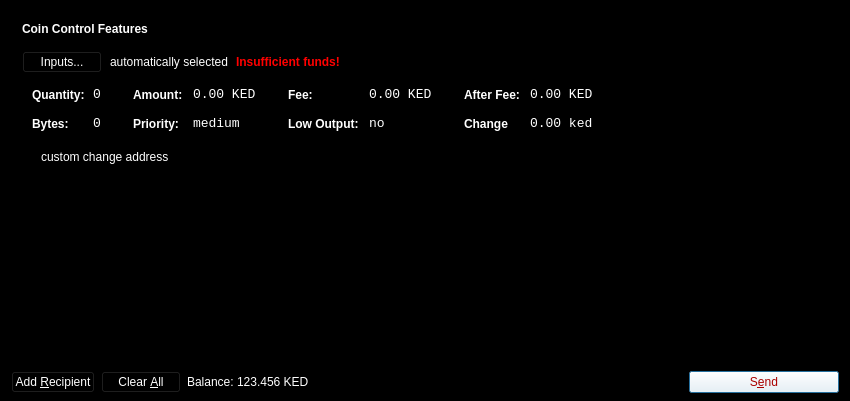
Before: the Qt Designer form src/qt/forms/sendcoinsdialog.ui in scificryptocoin/Darsek, drawn with Qt 5.
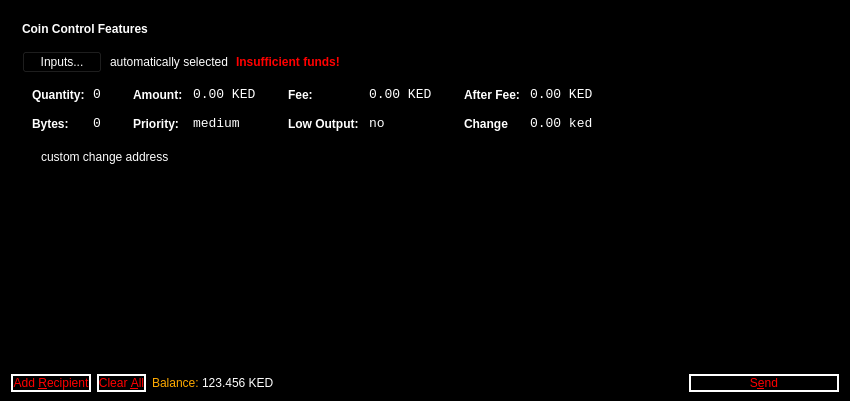
After: the same form once the commit is applied. Icons and pictures are not drawn.

Patch:
```diff
--- a/src/qt/forms/sendcoinsdialog.ui
+++ b/src/qt/forms/sendcoinsdialog.ui
@@ -4648,7 +4648,7 @@
         <x>0</x>
         <y>0</y>
         <width>830</width>
-        <height>173</height>
+        <height>159</height>
        </rect>
       </property>
       <property name="palette">
@@ -4871,8 +4871,8 @@
            <brush brushstyle="SolidPattern">
             <color alpha="255">
              <red>255</red>
-             <green>255</green>
-             <blue>255</blue>
+             <green>0</green>
+             <blue>0</blue>
             </color>
            </brush>
           </colorrole>
@@ -4889,8 +4889,8 @@
            <brush brushstyle="SolidPattern">
             <color alpha="255">
              <red>255</red>
-             <green>255</green>
-             <blue>255</blue>
+             <green>0</green>
+             <blue>0</blue>
             </color>
            </brush>
           </colorrole>
@@ -4898,8 +4898,8 @@
            <brush brushstyle="SolidPattern">
             <color alpha="255">
              <red>255</red>
-             <green>255</green>
-             <blue>255</blue>
+             <green>0</green>
+             <blue>0</blue>
             </color>
            </brush>
           </colorrole>
@@ -4927,8 +4927,8 @@
            <brush brushstyle="SolidPattern">
             <color alpha="255">
              <red>255</red>
-             <green>255</green>
-             <blue>255</blue>
+             <green>0</green>
+             <blue>0</blue>
             </color>
            </brush>
           </colorrole>
@@ -4945,8 +4945,8 @@
            <brush brushstyle="SolidPattern">
             <color alpha="255">
              <red>255</red>
-             <green>255</green>
-             <blue>255</blue>
+             <green>0</green>
+             <blue>0</blue>
             </color>
            </brush>
           </colorrole>
@@ -4954,8 +4954,8 @@
            <brush brushstyle="SolidPattern">
             <color alpha="255">
              <red>255</red>
-             <green>255</green>
-             <blue>255</blue>
+             <green>0</green>
+             <blue>0</blue>
             </color>
            </brush>
           </colorrole>
@@ -4983,8 +4983,8 @@
            <brush brushstyle="SolidPattern">
             <color alpha="255">
              <red>255</red>
-             <green>255</green>
-             <blue>255</blue>
+             <green>0</green>
+             <blue>0</blue>
             </color>
            </brush>
           </colorrole>
@@ -5001,8 +5001,8 @@
            <brush brushstyle="SolidPattern">
             <color alpha="255">
              <red>255</red>
-             <green>255</green>
-             <blue>255</blue>
+             <green>0</green>
+             <blue>0</blue>
             </color>
            </brush>
           </colorrole>
@@ -5010,8 +5010,8 @@
            <brush brushstyle="SolidPattern">
             <color alpha="255">
              <red>255</red>
-             <green>255</green>
-             <blue>255</blue>
+             <green>0</green>
+             <blue>0</blue>
             </color>
            </brush>
           </colorrole>
@@ -5039,6 +5039,15 @@
        <property name="toolTip">
         <string>Send to multiple recipients at once</string>
        </property>
+       <property name="styleSheet">
+        <string notr="true">color: rgb(255, 0, 0);
+background-color: rgb(0, 0, 0);
+border-color: rgb(255, 255, 255);
+border-radius:10px;
+border-style: solid;
+border-width: 2px;
+</string>
+       </property>
        <property name="text">
         <string>Add &amp;Recipient</string>
        </property>
@@ -5066,8 +5075,8 @@
            <brush brushstyle="SolidPattern">
             <color alpha="255">
              <red>255</red>
-             <green>255</green>
-             <blue>255</blue>
+             <green>0</green>
+             <blue>0</blue>
             </color>
            </brush>
           </colorrole>
@@ -5084,8 +5093,8 @@
            <brush brushstyle="SolidPattern">
             <color alpha="255">
              <red>255</red>
-             <green>255</green>
-             <blue>255</blue>
+             <green>0</green>
+             <blue>0</blue>
             </color>
            </brush>
           </colorrole>
@@ -5093,8 +5102,8 @@
            <brush brushstyle="SolidPattern">
             <color alpha="255">
              <red>255</red>
-             <green>255</green>
-             <blue>255</blue>
+             <green>0</green>
+             <blue>0</blue>
             </color>
            </brush>
           </colorrole>
@@ -5122,8 +5131,8 @@
            <brush brushstyle="SolidPattern">
             <color alpha="255">
              <red>255</red>
-             <green>255</green>
-             <blue>255</blue>
+             <green>0</green>
+             <blue>0</blue>
             </color>
            </brush>
           </colorrole>
@@ -5140,8 +5149,8 @@
            <brush brushstyle="SolidPattern">
             <color alpha="255">
              <red>255</red>
-             <green>255</green>
-             <blue>255</blue>
+             <green>0</green>
+             <blue>0</blue>
             </color>
            </brush>
           </colorrole>
@@ -5149,8 +5158,8 @@
            <brush brushstyle="SolidPattern">
             <color alpha="255">
              <red>255</red>
-             <green>255</green>
-             <blue>255</blue>
+             <green>0</green>
+             <blue>0</blue>
             </color>
            </brush>
           </colorrole>
@@ -5178,8 +5187,8 @@
            <brush brushstyle="SolidPattern">
             <color alpha="255">
              <red>255</red>
-             <green>255</green>
-             <blue>255</blue>
+             <green>0</green>
+             <blue>0</blue>
             </color>
            </brush>
           </colorrole>
@@ -5196,8 +5205,8 @@
            <brush brushstyle="SolidPattern">
             <color alpha="255">
              <red>255</red>
-             <green>255</green>
-             <blue>255</blue>
+             <green>0</green>
+             <blue>0</blue>
             </color>
            </brush>
           </colorrole>
@@ -5205,8 +5214,8 @@
            <brush brushstyle="SolidPattern">
             <color alpha="255">
              <red>255</red>
-             <green>255</green>
-             <blue>255</blue>
+             <green>0</green>
+             <blue>0</blue>
             </color>
            </brush>
           </colorrole>
@@ -5234,6 +5243,15 @@
        <property name="toolTip">
         <string>Remove all transaction fields</string>
        </property>
+       <property name="styleSheet">
+        <string notr="true">color: rgb(255, 0, 0);
+background-color: rgb(0, 0, 0);
+border-color: rgb(255, 255, 255);
+border-radius:10px;
+border-style: solid;
+border-width: 2px;
+</string>
+       </property>
        <property name="text">
         <string>Clear &amp;All</string>
        </property>
@@ -5263,8 +5281,8 @@
              <brush brushstyle="SolidPattern">
               <color alpha="255">
                <red>255</red>
-               <green>255</green>
-               <blue>255</blue>
+               <green>170</green>
+               <blue>0</blue>
               </color>
              </brush>
             </colorrole>
@@ -5281,8 +5299,8 @@
              <brush brushstyle="SolidPattern">
               <color alpha="255">
                <red>255</red>
-               <green>255</green>
-               <blue>255</blue>
+               <green>170</green>
+               <blue>0</blue>
               </color>
              </brush>
             </colorrole>
@@ -5290,8 +5308,8 @@
              <brush brushstyle="SolidPattern">
               <color alpha="255">
                <red>255</red>
-               <green>255</green>
-               <blue>255</blue>
+               <green>170</green>
+               <blue>0</blue>
               </color>
              </brush>
             </colorrole>
@@ -5319,8 +5337,8 @@
              <brush brushstyle="SolidPattern">
               <color alpha="255">
                <red>255</red>
-               <green>255</green>
-               <blue>255</blue>
+               <green>170</green>
+               <blue>0</blue>
               </color>
              </brush>
             </colorrole>
@@ -5337,8 +5355,8 @@
              <brush brushstyle="SolidPattern">
               <color alpha="255">
                <red>255</red>
-               <green>255</green>
-               <blue>255</blue>
+               <green>170</green>
+               <blue>0</blue>
               </color>
              </brush>
             </colorrole>
@@ -5346,8 +5364,8 @@
              <brush brushstyle="SolidPattern">
               <color alpha="255">
                <red>255</red>
-               <green>255</green>
-               <blue>255</blue>
+               <green>170</green>
+               <blue>0</blue>
               </color>
              </brush>
             </colorrole>
@@ -5375,8 +5393,8 @@
              <brush brushstyle="SolidPattern">
               <color alpha="255">
                <red>255</red>
-               <green>255</green>
-               <blue>255</blue>
+               <green>170</green>
+               <blue>0</blue>
               </color>
              </brush>
             </colorrole>
@@ -5393,8 +5411,8 @@
              <brush brushstyle="SolidPattern">
               <color alpha="255">
                <red>255</red>
-               <green>255</green>
-               <blue>255</blue>
+               <green>170</green>
+               <blue>0</blue>
               </color>
              </brush>
             </colorrole>
@@ -5402,8 +5420,8 @@
              <brush brushstyle="SolidPattern">
               <color alpha="255">
                <red>255</red>
-               <green>255</green>
-               <blue>255</blue>
+               <green>170</green>
+               <blue>0</blue>
               </color>
              </brush>
             </colorrole>
@@ -5428,6 +5446,9 @@
            </disabled>
           </palette>
          </property>
+         <property name="styleSheet">
+          <string notr="true">color: rgb(255, 170, 0);</string>
+         </property>
          <property name="text">
           <string>Balance:</string>
          </property>
@@ -5647,7 +5668,7 @@
           <colorrole role="WindowText">
            <brush brushstyle="SolidPattern">
             <color alpha="255">
-             <red>170</red>
+             <red>255</red>
              <green>0</green>
              <blue>0</blue>
             </color>
@@ -5656,16 +5677,16 @@
           <colorrole role="Button">
            <brush brushstyle="SolidPattern">
             <color alpha="255">
-             <red>255</red>
-             <green>255</green>
-             <blue>255</blue>
+             <red>0</red>
+             <green>0</green>
+             <blue>0</blue>
             </color>
            </brush>
           </colorrole>
           <colorrole role="Text">
            <brush brushstyle="SolidPattern">
             <color alpha="255">
-             <red>170</red>
+             <red>255</red>
              <green>0</green>
              <blue>0</blue>
             </color>
@@ -5674,7 +5695,7 @@
           <colorrole role="ButtonText">
            <brush brushstyle="SolidPattern">
             <color alpha="255">
-             <red>170</red>
+             <red>255</red>
              <green>0</green>
              <blue>0</blue>
             </color>
@@ -5683,18 +5704,18 @@
           <colorrole role="Base">
            <brush brushstyle="SolidPattern">
             <color alpha="255">
-             <red>255</red>
-             <green>255</green>
-             <blue>255</blue>
+             <red>0</red>
+             <green>0</green>
+             <blue>0</blue>
             </color>
            </brush>
           </colorrole>
           <colorrole role="Window">
            <brush brushstyle="SolidPattern">
             <color alpha="255">
-             <red>255</red>
-             <green>255</green>
-             <blue>255</blue>
+             <red>0</red>
+             <green>0</green>
+             <blue>0</blue>
             </color>
            </brush>
           </colorrole>
@@ -5703,7 +5724,7 @@
           <colorrole role="WindowText">
            <brush brushstyle="SolidPattern">
             <color alpha="255">
-             <red>170</red>
+             <red>255</red>
              <green>0</green>
              <blue>0</blue>
             </color>
@@ -5712,16 +5733,16 @@
           <colorrole role="Button">
            <brush brushstyle="SolidPattern">
             <color alpha="255">
-             <red>255</red>
-             <green>255</green>
-             <blue>255</blue>
+             <red>0</red>
+             <green>0</green>
+             <blue>0</blue>
             </color>
            </brush>
           </colorrole>
           <colorrole role="Text">
            <brush brushstyle="SolidPattern">
             <color alpha="255">
-             <red>170</red>
+             <red>255</red>
              <green>0</green>
              <blue>0</blue>
             </color>
@@ -5730,7 +5751,7 @@
           <colorrole role="ButtonText">
            <brush brushstyle="SolidPattern">
             <color alpha="255">
-             <red>170</red>
+             <red>255</red>
              <green>0</green>
              <blue>0</blue>
             </color>
@@ -5739,18 +5760,18 @@
           <colorrole role="Base">
            <brush brushstyle="SolidPattern">
             <color alpha="255">
-             <red>255</red>
-             <green>255</green>
-             <blue>255</blue>
+             <red>0</red>
+             <green>0</green>
+             <blue>0</blue>
             </color>
            </brush>
           </colorrole>
           <colorrole role="Window">
            <brush brushstyle="SolidPattern">
             <color alpha="255">
-             <red>255</red>
-             <green>255</green>
-             <blue>255</blue>
+             <red>0</red>
+             <green>0</green>
+             <blue>0</blue>
             </color>
            </brush>
           </colorrole>
@@ -5759,7 +5780,7 @@
           <colorrole role="WindowText">
            <brush brushstyle="SolidPattern">
             <color alpha="255">
-             <red>170</red>
+             <red>255</red>
              <green>0</green>
              <blue>0</blue>
             </color>
@@ -5768,16 +5789,16 @@
           <colorrole role="Button">
            <brush brushstyle="SolidPattern">
             <color alpha="255">
-             <red>255</red>
-             <green>255</green>
-             <blue>255</blue>
+             <red>0</red>
+             <green>0</green>
+             <blue>0</blue>
             </color>
            </brush>
           </colorrole>
           <colorrole role="Text">
            <brush brushstyle="SolidPattern">
             <color alpha="255">
-             <red>170</red>
+             <red>255</red>
              <green>0</green>
              <blue>0</blue>
             </color>
@@ -5786,7 +5807,7 @@
           <colorrole role="ButtonText">
            <brush brushstyle="SolidPattern">
             <color alpha="255">
-             <red>170</red>
+             <red>255</red>
              <green>0</green>
              <blue>0</blue>
             </color>
@@ -5795,18 +5816,18 @@
           <colorrole role="Base">
            <brush brushstyle="SolidPattern">
             <color alpha="255">
-             <red>255</red>
-             <green>255</green>
-             <blue>255</blue>
+             <red>0</red>
+             <green>0</green>
+             <blue>0</blue>
             </color>
            </brush>
           </colorrole>
           <colorrole role="Window">
            <brush brushstyle="SolidPattern">
             <color alpha="255">
-             <red>255</red>
-             <green>255</green>
-             <blue>255</blue>
+             <red>0</red>
+             <green>0</green>
+             <blue>0</blue>
             </color>
            </brush>
           </colorrole>
@@ -5820,8 +5841,13 @@
         <bool>false</bool>
        </property>
        <property name="styleSheet">
-        <string notr="true">color:rgb(170, 0, 0);
-background-color: rgb(255, 255, 255)</string>
+        <string notr="true">color: rgb(255, 0, 0);
+background-color: rgb(0, 0, 0);
+border-color: rgb(255, 255, 255);
+border-radius:10px;
+border-style: solid;
+border-width: 2px;
+</string>
        </property>
        <property name="text">
         <string>S&amp;end</string>
```
Left out of the diff: 22 changed lines with no effect on the pictures.
